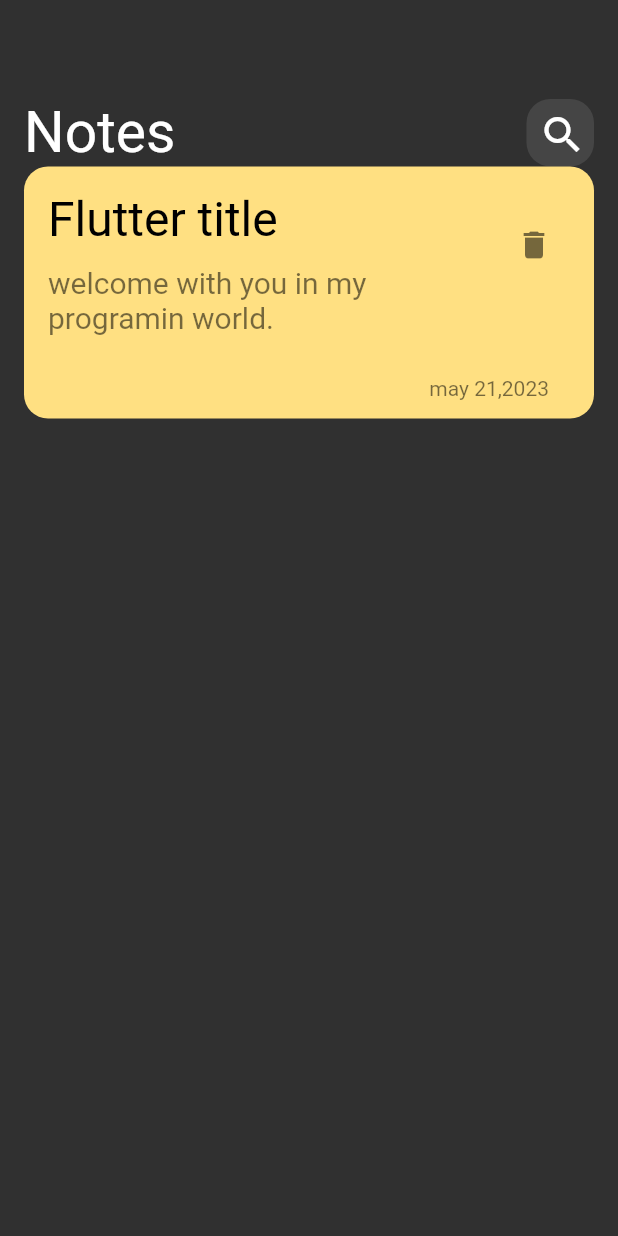
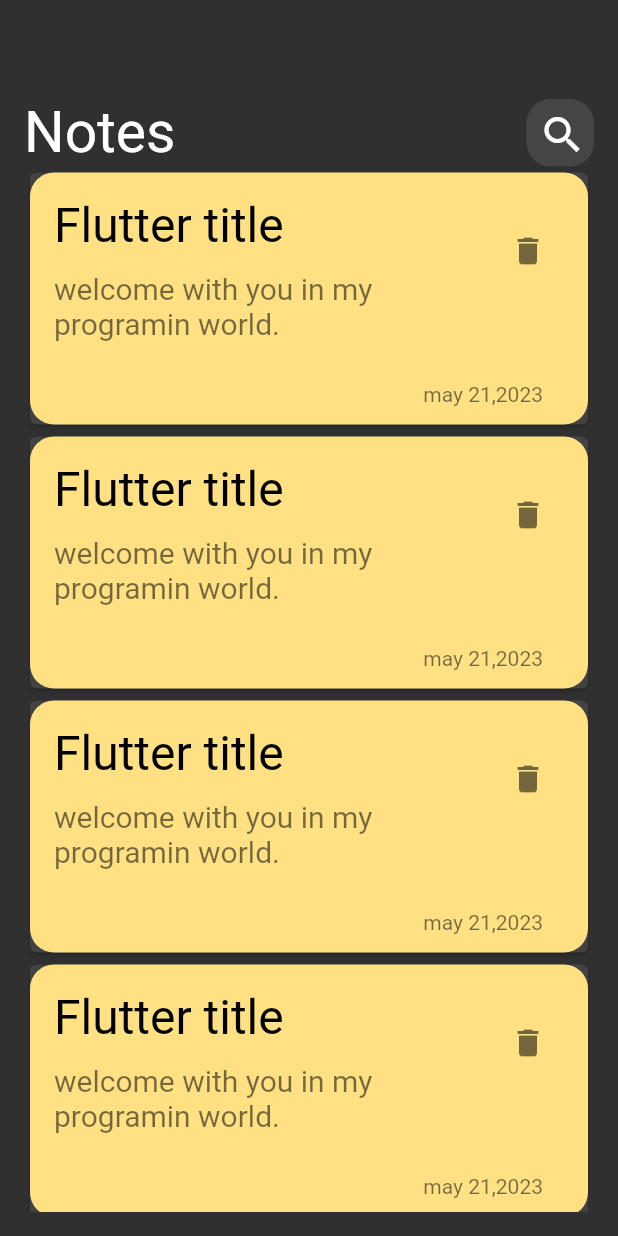
Before and after one commit to MuhammedGhazi/my_notes, a Flutter app: the screen it shows after launch, on a phone screen of 412 x 824 dp. Run offline on Flutter 3.47's test engine with Material 2 defaults, Android fonts, the phone set to English and light mode, and no system bars.

Commit message:
create list view item

```diff
--- /dev/null
+++ b/lib/features/home/presentaion/views/widgets/list_view_item.dart
@@ -0,0 +1,15 @@
+import 'package:flutter/material.dart';
+
+import 'note_item.dart';
+
+class ListViewNotes extends StatelessWidget {
+  const ListViewNotes({super.key});
+
+  @override
+  Widget build(BuildContext context) {
+    return ListView.builder(
+      itemCount: 10,
+      itemBuilder: (context, index) => const NoteItem(),
+    );
+  }
+}
--- a/lib/features/home/presentaion/views/widgets/note_item.dart
+++ b/lib/features/home/presentaion/views/widgets/note_item.dart
@@ -5,7 +5,8 @@ class NoteItem extends StatelessWidget {
 
   @override
   Widget build(BuildContext context) {
-    return Container(
+    return Card(
+      child: Container(
         decoration: BoxDecoration(
             color: Colors.amber[200], borderRadius: BorderRadius.circular(16)),
         child: Column(
@@ -38,6 +39,7 @@ class NoteItem extends StatelessWidget {
             )
           ],
         ),
+      ),
     );
   }
 }
--- a/lib/features/home/presentaion/views/widgets/notes_View_body.dart
+++ b/lib/features/home/presentaion/views/widgets/notes_View_body.dart
@@ -1,6 +1,7 @@
 import 'package:flutter/material.dart';
 import 'package:my_notes/features/home/presentaion/views/widgets/custom_app_bar.dart';
 
+import 'list_view_item.dart';
 import 'note_item.dart';
 
 class NotesViewBody extends StatelessWidget {
@@ -14,7 +15,7 @@ class NotesViewBody extends StatelessWidget {
         children: const [
           SizedBox(height: 50),
           CustomAppBar(),
-          NoteItem(),
+          Expanded(child: ListViewNotes()),
         ],
       ),
     );
```
Lines whose indentation alone changed are shown as unchanged.
